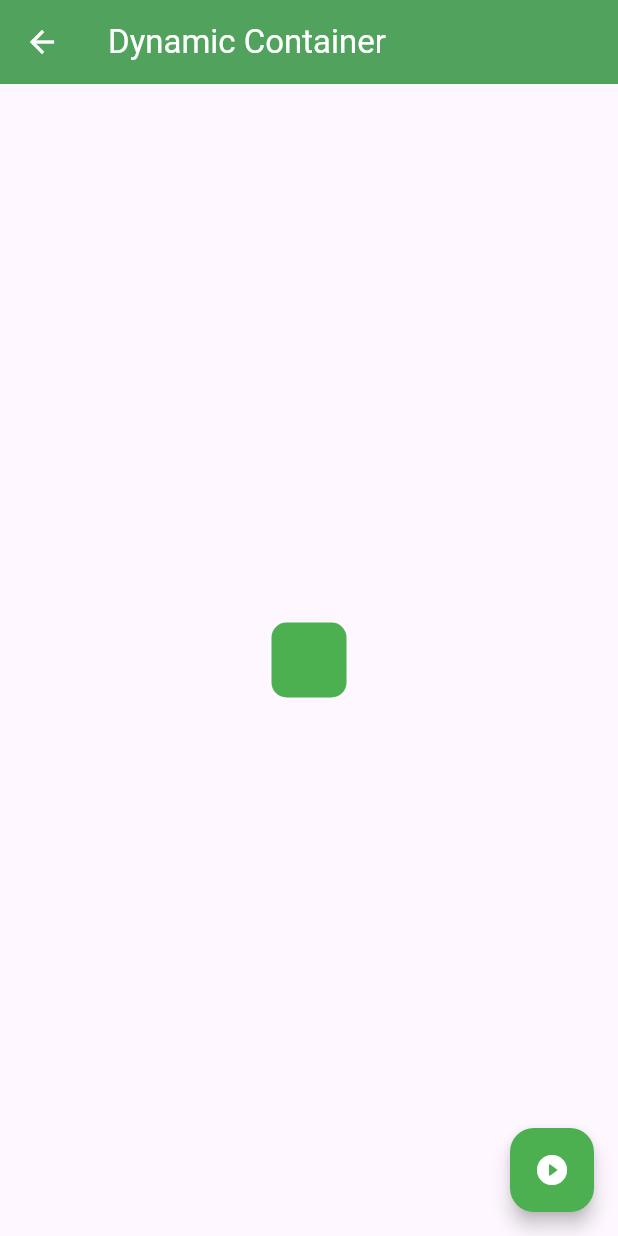
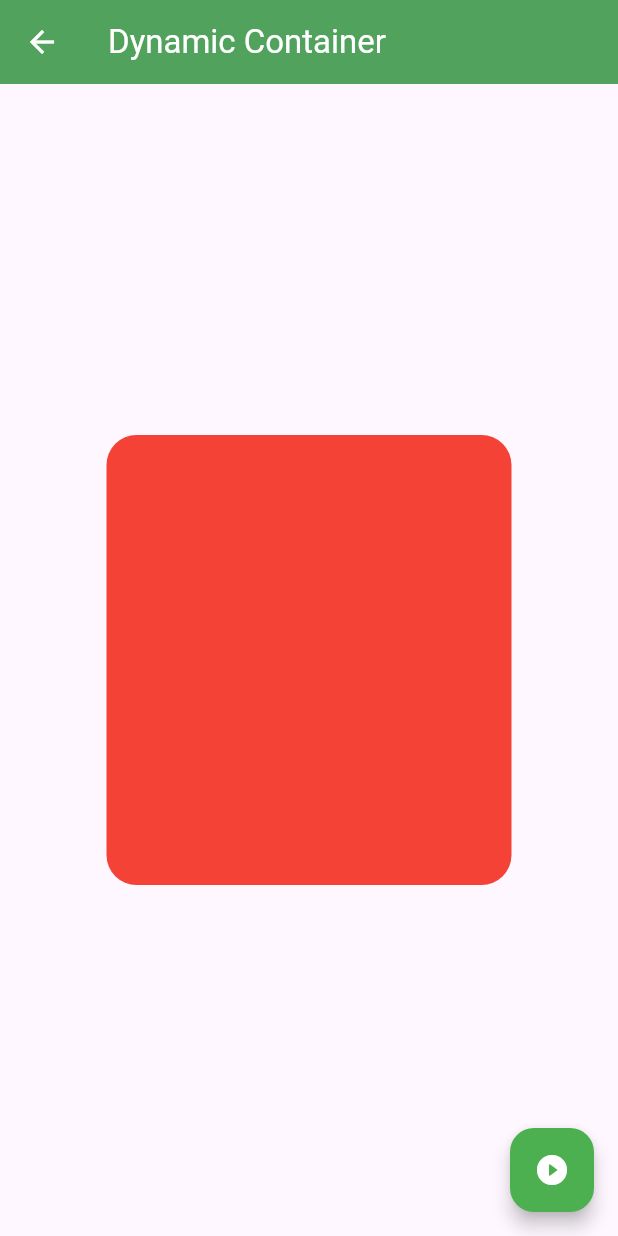
Before and after one commit to pebosch/fl_components, a Flutter app: the ContainerScreen screen opened by its route, after a tap on the "play circle filled" icon, on a phone screen of 412 x 824 dp. Run offline on Flutter 3.47's test engine with Material 3 defaults, Android fonts, the phone set to English and light mode, and no system bars.

Commit message:
Container

```diff
--- a/lib/screens/container_screen.dart
+++ b/lib/screens/container_screen.dart
@@ -1,3 +1,4 @@
+import 'dart:math';
 import 'package:flutter/material.dart';
 
 class ContainerScreen extends StatefulWidget {
@@ -35,7 +36,14 @@ class _ContainerScreenState extends State<ContainerScreen> {
       floatingActionButton: FloatingActionButton(
         child: Icon(Icons.play_circle_fill_rounded),
         onPressed: (){
+          //_width = 200;
+          _width = Random().nextInt(300).toDouble() + 50;
+          _height = 300;
+          _color = Colors.red;
+          _borderRadius = BorderRadius.circular(20);
+          setState(() {
 
+          });
         }),
 
     );
```
